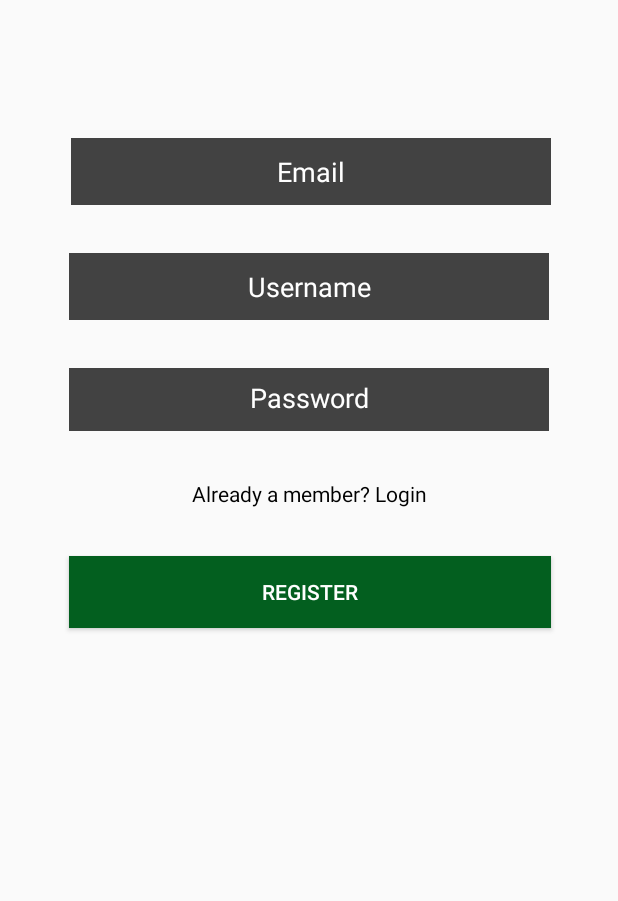
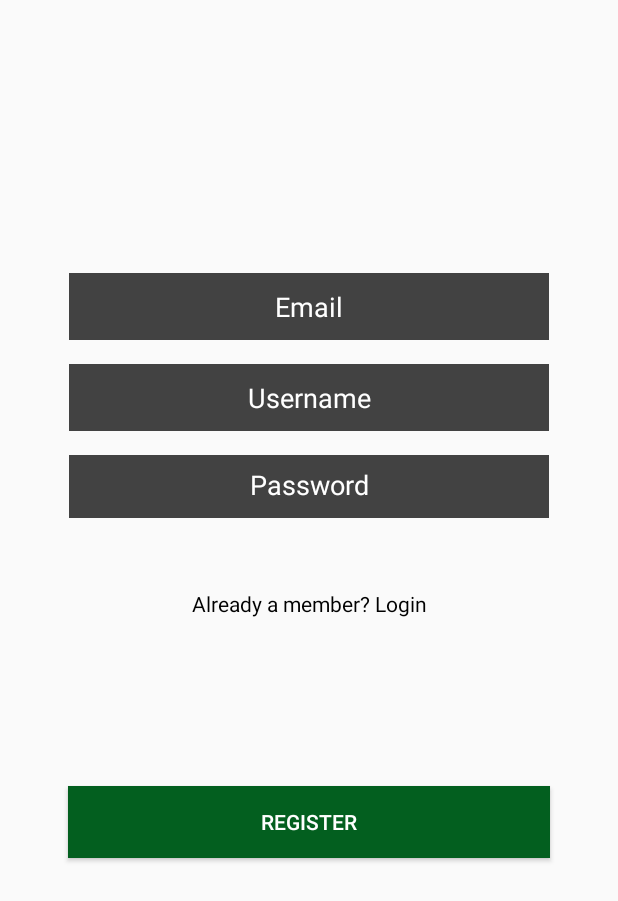
Before and after one commit to ReeceKidd/Streakr-android, an Android app: the RegisterActivity screen opened directly, with no data from a screen before it, after a tap on "Already a member? Login", on a phone screen of 412 x 824 dp. Shown: the top 901 px of the screen. Run offline under Robolectric (Android 15) with nearby library versions, the phone set to English and light mode, and no system bars; 1 statement that could not run was skipped.

```diff
--- a/Streakr/app/src/main/res/layout/activity_register.xml
+++ b/Streakr/app/src/main/res/layout/activity_register.xml
@@ -8,12 +8,11 @@
     tools:context=".RegisterActivity">
 
     <EditText
-        android:id="@+id/emailTextField"
+        android:id="@+id/emailTextFieldRegistration"
         android:layout_width="320dp"
         android:layout_height="wrap_content"
-        android:layout_marginStart="8dp"
-        android:layout_marginTop="92dp"
-        android:layout_marginEnd="8dp"
+        android:layout_marginTop="16dp"
+        android:layout_marginBottom="16dp"
         android:background="@color/cardview_dark_background"
         android:ems="10"
         android:hint="@string/hint_email"
@@ -21,18 +20,19 @@
         android:padding="10dp"
         android:textAlignment="center"
         android:textColor="@color/cardview_light_background"
+        app:layout_constraintBottom_toBottomOf="parent"
         app:layout_constraintEnd_toEndOf="parent"
-        app:layout_constraintHorizontal_bias="0.52"
+        app:layout_constraintHorizontal_bias="0.5"
         app:layout_constraintStart_toStartOf="parent"
-        app:layout_constraintTop_toTopOf="parent" />
+        app:layout_constraintTop_toTopOf="parent"
+        app:layout_constraintVertical_bias="0.222" />
 
     <EditText
-        android:id="@+id/userNameTextField"
+        android:id="@+id/userNameTextFieldRegistration"
         android:layout_width="320dp"
         android:layout_height="wrap_content"
-        android:layout_marginStart="8dp"
-        android:layout_marginTop="32dp"
-        android:layout_marginEnd="8dp"
+        android:layout_marginTop="16dp"
+        android:layout_marginBottom="16dp"
         android:background="@color/cardview_dark_background"
         android:ems="10"
         android:hint="@string/hint_username"
@@ -40,17 +40,19 @@
         android:padding="10dp"
         android:textAlignment="center"
         android:textColor="@color/cardview_light_background"
+        app:layout_constraintBottom_toBottomOf="parent"
         app:layout_constraintEnd_toEndOf="parent"
+        app:layout_constraintHorizontal_bias="0.5"
         app:layout_constraintStart_toStartOf="parent"
-        app:layout_constraintTop_toBottomOf="@+id/emailTextField" />
+        app:layout_constraintTop_toBottomOf="@+id/emailTextFieldRegistration"
+        app:layout_constraintVertical_bias="0.0" />
 
     <EditText
-        android:id="@+id/passwordTextField"
+        android:id="@+id/passwordTextFieldRegistration"
         android:layout_width="320dp"
         android:layout_height="42dp"
-        android:layout_marginStart="8dp"
-        android:layout_marginTop="32dp"
-        android:layout_marginEnd="8dp"
+        android:layout_marginTop="16dp"
+        android:layout_marginBottom="16dp"
         android:background="@color/cardview_dark_background"
         android:ems="10"
         android:hint="@string/hint_password"
@@ -58,9 +60,12 @@
         android:padding="10dp"
         android:textAlignment="center"
         android:textColor="@color/cardview_light_background"
+        app:layout_constraintBottom_toBottomOf="parent"
         app:layout_constraintEnd_toEndOf="parent"
+        app:layout_constraintHorizontal_bias="0.5"
         app:layout_constraintStart_toStartOf="parent"
-        app:layout_constraintTop_toBottomOf="@+id/userNameTextField" />
+        app:layout_constraintTop_toBottomOf="@+id/userNameTextFieldRegistration"
+        app:layout_constraintVertical_bias="0.0" />
 
     <Button
         android:id="@+id/registerButton"
@@ -68,28 +73,32 @@
         android:layout_width="321dp"
         android:layout_height="48dp"
         android:layout_marginStart="8dp"
-        android:layout_marginTop="32dp"
+        android:layout_marginTop="8dp"
         android:layout_marginEnd="8dp"
         android:layout_marginBottom="8dp"
         android:background="#035f1f"
         android:text="@string/text_register"
         app:layout_constraintBottom_toBottomOf="parent"
         app:layout_constraintEnd_toEndOf="parent"
-        app:layout_constraintHorizontal_bias="0.51"
+        app:layout_constraintHorizontal_bias="0.5"
         app:layout_constraintStart_toStartOf="parent"
-        app:layout_constraintTop_toBottomOf="@+id/loginTextView"
-        app:layout_constraintVertical_bias="0.0" />
+        app:layout_constraintTop_toTopOf="parent"
+        app:layout_constraintVertical_bias="0.679" />
 
     <TextView
         android:id="@+id/loginTextView"
         android:layout_width="wrap_content"
         android:layout_height="wrap_content"
         android:layout_marginStart="8dp"
-        android:layout_marginTop="32dp"
+        android:layout_marginTop="8dp"
         android:layout_marginEnd="8dp"
+        android:layout_marginBottom="8dp"
         android:text="@string/text_already_member"
         android:textColor="@android:color/background_dark"
+        app:layout_constraintBottom_toBottomOf="parent"
         app:layout_constraintEnd_toEndOf="parent"
+        app:layout_constraintHorizontal_bias="0.5"
         app:layout_constraintStart_toStartOf="parent"
-        app:layout_constraintTop_toBottomOf="@+id/passwordTextField" />
+        app:layout_constraintTop_toBottomOf="@+id/passwordTextFieldRegistration"
+        app:layout_constraintVertical_bias="0.088" />
 </android.support.constraint.ConstraintLayout>
```
Also changed, not shown: Streakr/app/src/main/java/com/reecekidd/streakr/LoginActivity.kt (+42 -2 lines), Streakr/app/src/main/java/com/reecekidd/streakr/RegisterActivity.kt (+5 -9 lines), Streakr/app/src/main/res/layout/activity_login.xml (+15 -8 lines).
